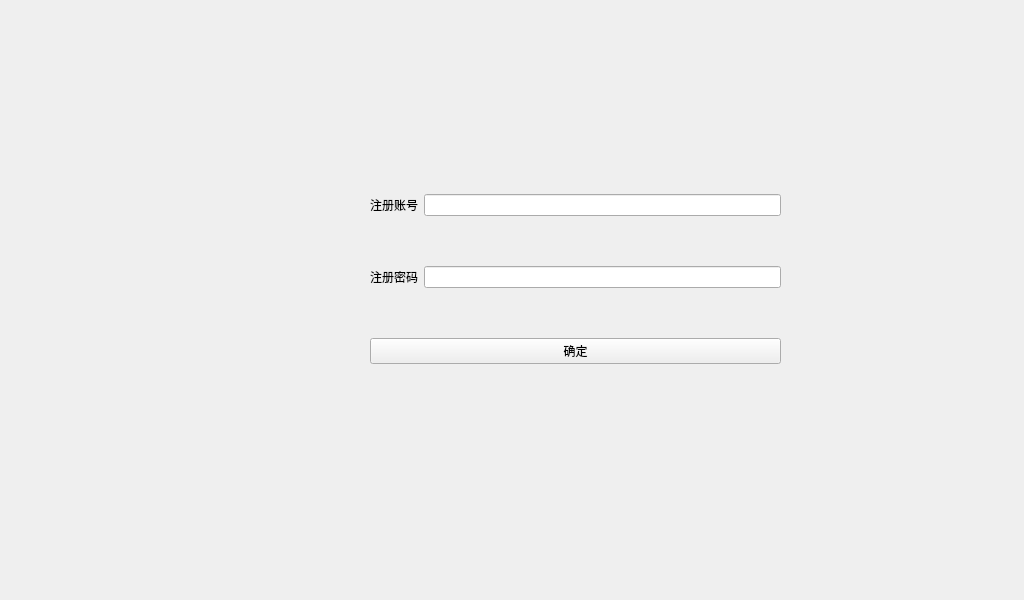
This is registform.ui in hlxk1/Bordermenu as Qt 5 draws it before an edit. The edited form follows.
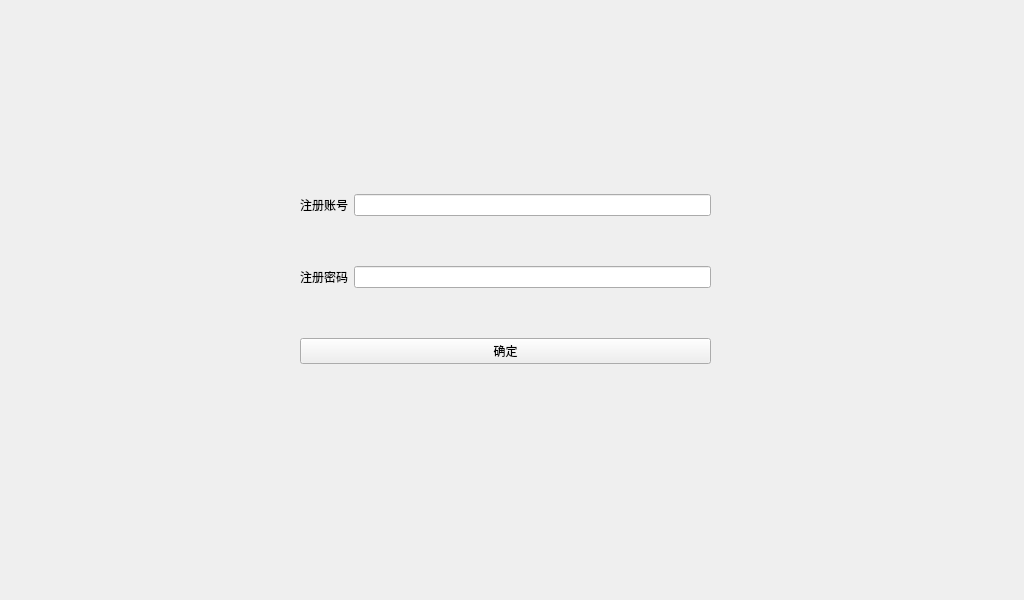
This is the edited form.

Patch:
```diff
--- a/registform.ui
+++ b/registform.ui
@@ -25,10 +25,10 @@
   <property name="windowTitle">
    <string>Form</string>
   </property>
-  <widget class="QWidget" name="">
+  <widget class="QWidget" name="layoutWidget">
    <property name="geometry">
     <rect>
-     <x>370</x>
+     <x>300</x>
      <y>150</y>
      <width>411</width>
      <height>261</height>
```
